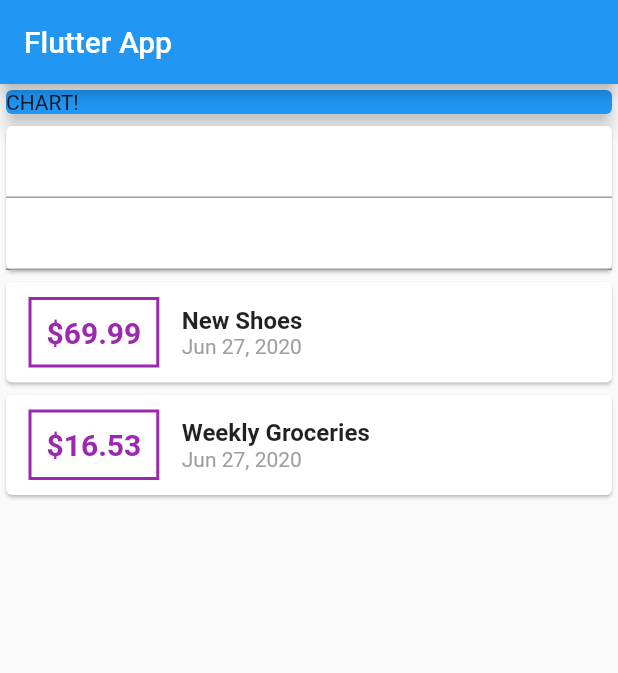
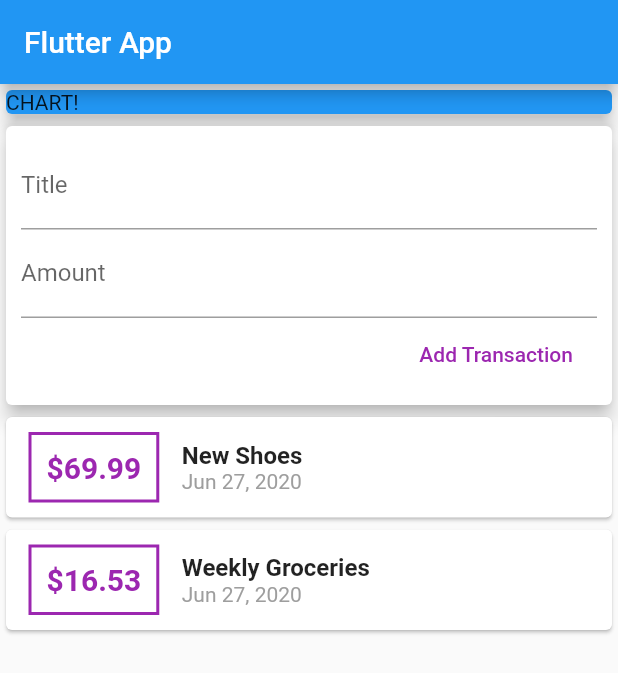
Before and after one commit to CaroMen/Personal-Expenses-App, a Flutter app: the screen it shows after launch, on a phone screen of 412 x 824 dp. Shown: the top 673 px of the screen. Run offline on Flutter 3.47's test engine with Material 2 defaults, Android fonts, the phone set to English and light mode, and no system bars.

Commit message:
Flutter App

```diff
--- a/lib/main.dart
+++ b/lib/main.dart
@@ -51,11 +51,25 @@ class MyHomePage extends StatelessWidget {
             ),
           ),
           Card(
-            child: Column(
-              children: <Widget>[
-                TextField(),
-                TextField(),
-              ],
+            elevation: 5,
+            child: Container(
+              padding: EdgeInsets.all(10),
+              child: Column(
+                crossAxisAlignment: CrossAxisAlignment.end,
+                children: <Widget>[
+                  TextField(
+                    decoration: InputDecoration(labelText: 'Title'),
+                  ),
+                  TextField(
+                    decoration: InputDecoration(labelText: 'Amount'),
+                  ),
+                  FlatButton(
+                    child: Text('Add Transaction'),
+                    textColor: Colors.purple,
+                    onPressed: () {},
+                  ),
+                ],
+              ),
             ),
           ),
           Column(
```
